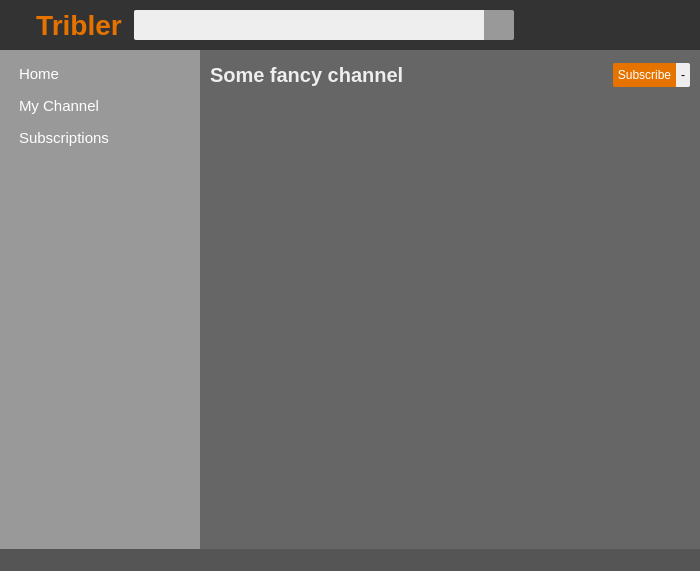
This is TriblerGUI/qt_resources/mainwindow.ui in devos50/TriblerGUI as Qt 5 draws it before an edit. The edited form follows.
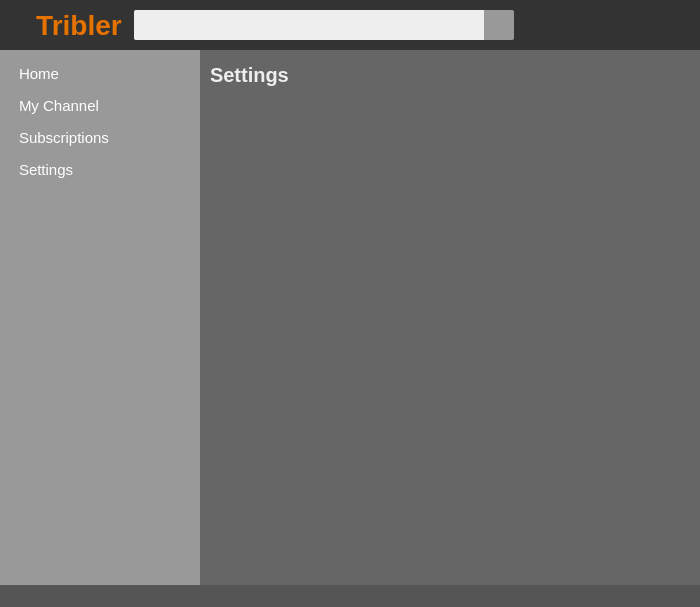
This is the edited form. Icons and pictures are not drawn. Custom widgets are drawn as their Qt base class.

Commit message: Added settings page

Diff of the .ui file:
```diff
--- a/TriblerGUI/qt_resources/mainwindow.ui
+++ b/TriblerGUI/qt_resources/mainwindow.ui
@@ -7,7 +7,7 @@
     <x>0</x>
     <y>0</y>
     <width>700</width>
-    <height>571</height>
+    <height>607</height>
    </rect>
   </property>
   <property name="sizePolicy">
@@ -516,6 +516,67 @@
            </layout>
           </widget>
          </item>
+         <item>
+          <widget class="LeftMenuButton" name="left_menu_settings_button" native="true">
+           <layout class="QHBoxLayout" name="horizontalLayout_8">
+            <property name="spacing">
+             <number>0</number>
+            </property>
+            <property name="leftMargin">
+             <number>0</number>
+            </property>
+            <property name="topMargin">
+             <number>0</number>
+            </property>
+            <property name="rightMargin">
+             <number>0</number>
+            </property>
+            <property name="bottomMargin">
+             <number>0</number>
+            </property>
+            <item>
+             <widget class="QLabel" name="left_menu_settings_label">
+              <property name="sizePolicy">
+               <sizepolicy hsizetype="Preferred" vsizetype="Fixed">
+                <horstretch>0</horstretch>
+                <verstretch>0</verstretch>
+               </sizepolicy>
+              </property>
+              <property name="minimumSize">
+               <size>
+                <width>0</width>
+                <height>26</height>
+               </size>
+              </property>
+              <property name="maximumSize">
+               <size>
+                <width>16777215</width>
+                <height>26</height>
+               </size>
+              </property>
+              <property name="cursor">
+               <cursorShape>PointingHandCursor</cursorShape>
+              </property>
+              <property name="styleSheet">
+               <string notr="true">QWidget {
+color: white;
+border: none;
+font-size: 15px;
+padding-left: 4px;
+}
+
+QWidget:hover {
+background-color: #666;
+}</string>
+              </property>
+              <property name="text">
+               <string>Settings</string>
+              </property>
+             </widget>
+            </item>
+           </layout>
+          </widget>
+         </item>
          <item>
           <spacer name="verticalSpacer">
            <property name="orientation">
@@ -535,7 +596,7 @@
       <item>
        <widget class="QStackedWidget" name="stackedWidget">
         <property name="currentIndex">
-         <number>3</number>
+         <number>4</number>
         </property>
         <widget class="QWidget" name="home_page">
          <layout class="QVBoxLayout" name="verticalLayout">
@@ -901,6 +962,106 @@
           </item>
          </layout>
         </widget>
+        <widget class="QWidget" name="settings">
+         <layout class="QVBoxLayout" name="verticalLayout">
+          <property name="spacing">
+           <number>0</number>
+          </property>
+          <property name="leftMargin">
+           <number>0</number>
+          </property>
+          <property name="topMargin">
+           <number>0</number>
+          </property>
+          <property name="rightMargin">
+           <number>0</number>
+          </property>
+          <property name="bottomMargin">
+           <number>0</number>
+          </property>
+          <item>
+           <widget class="QWidget" name="settings_header_label" native="true">
+            <layout class="QHBoxLayout" name="horizontalLayout_2">
+             <property name="spacing">
+              <number>0</number>
+             </property>
+             <property name="leftMargin">
+              <number>0</number>
+             </property>
+             <property name="topMargin">
+              <number>0</number>
+             </property>
+             <property name="rightMargin">
+              <number>0</number>
+             </property>
+             <property name="bottomMargin">
+              <number>0</number>
+             </property>
+             <item>
+              <spacer name="horizontalSpacer_9">
+               <property name="orientation">
+                <enum>Qt::Horizontal</enum>
+               </property>
+               <property name="sizeType">
+                <enum>QSizePolicy::Fixed</enum>
+               </property>
+               <property name="sizeHint" stdset="0">
+                <size>
+                 <width>10</width>
+                 <height>20</height>
+                </size>
+               </property>
+              </spacer>
+             </item>
+             <item>
+              <widget class="QLabel" name="label">
+               <property name="sizePolicy">
+                <sizepolicy hsizetype="Preferred" vsizetype="Fixed">
+                 <horstretch>0</horstretch>
+                 <verstretch>0</verstretch>
+                </sizepolicy>
+               </property>
+               <property name="minimumSize">
+                <size>
+                 <width>0</width>
+                 <height>50</height>
+                </size>
+               </property>
+               <property name="maximumSize">
+                <size>
+                 <width>16777215</width>
+                 <height>50</height>
+                </size>
+               </property>
+               <property name="styleSheet">
+                <string notr="true">color: #eee;
+background-color: transparent;
+font-size: 20px;
+font-weight: bold;</string>
+               </property>
+               <property name="text">
+                <string>Settings</string>
+               </property>
+              </widget>
+             </item>
+            </layout>
+           </widget>
+          </item>
+          <item>
+           <spacer name="verticalSpacer_2">
+            <property name="orientation">
+             <enum>Qt::Vertical</enum>
+            </property>
+            <property name="sizeHint" stdset="0">
+             <size>
+              <width>20</width>
+              <height>40</height>
+             </size>
+            </property>
+           </spacer>
+          </item>
+         </layout>
+        </widget>
        </widget>
       </item>
      </layout>
```
The commit also changes 1 other file.
